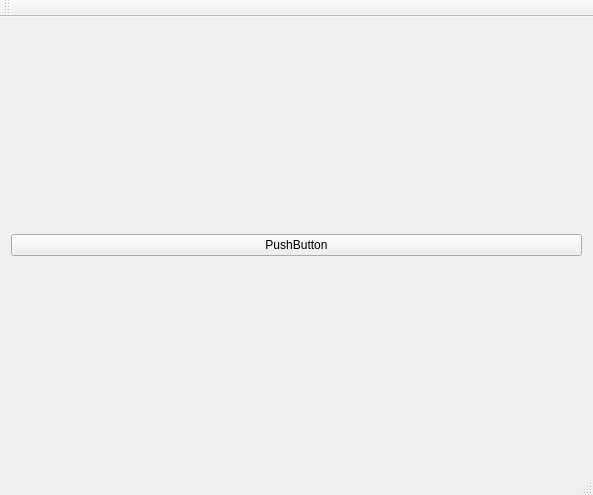
First picture: the form in it3105/project3/mainwindow.ui, repository fredrikpe/it3105, before the edit.
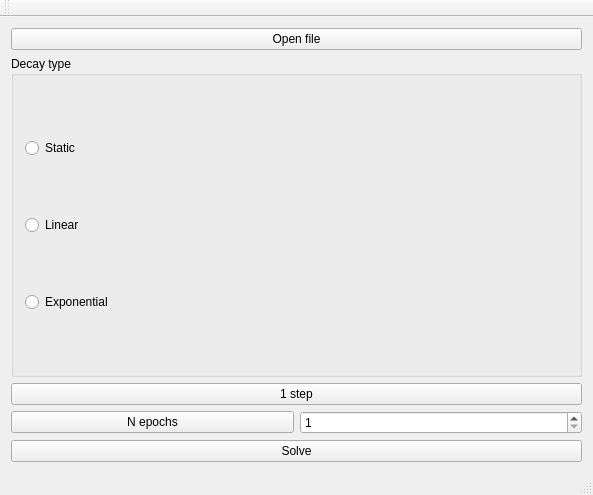
Second picture: the form after the edit.

The edit to the form file:
```diff
--- a/it3105/project3/mainwindow.ui
+++ b/it3105/project3/mainwindow.ui
@@ -18,11 +18,86 @@
     <item>
      <layout class="QHBoxLayout" name="mainLayout">
       <item>
-       <widget class="QPushButton" name="nextIterationButton">
-        <property name="text">
-         <string>PushButton</string>
-        </property>
-       </widget>
+       <layout class="QVBoxLayout" name="verticalLayout_2">
+        <item>
+         <widget class="QPushButton" name="openFileButton">
+          <property name="text">
+           <string>Open file</string>
+          </property>
+         </widget>
+        </item>
+        <item>
+         <widget class="QGroupBox" name="groupBox">
+          <property name="title">
+           <string>Decay type</string>
+          </property>
+          <layout class="QVBoxLayout" name="verticalLayout_3">
+           <item>
+            <widget class="QRadioButton" name="staticButton">
+             <property name="text">
+              <string>Static</string>
+             </property>
+            </widget>
+           </item>
+           <item>
+            <widget class="QRadioButton" name="linearButton">
+             <property name="text">
+              <string>Linear</string>
+             </property>
+            </widget>
+           </item>
+           <item>
+            <widget class="QRadioButton" name="exponentialButton">
+             <property name="text">
+              <string>Exponential</string>
+             </property>
+            </widget>
+           </item>
+          </layout>
+         </widget>
+        </item>
+        <item>
+         <widget class="QPushButton" name="oneStepButton">
+          <property name="text">
+           <string>1 step</string>
+          </property>
+         </widget>
+        </item>
+        <item>
+         <layout class="QHBoxLayout" name="horizontalLayout">
+          <item>
+           <widget class="QPushButton" name="nEpochsButton">
+            <property name="text">
+             <string>N epochs</string>
+            </property>
+           </widget>
+          </item>
+          <item>
+           <widget class="QSpinBox" name="nEpochsSpinBox">
+            <property name="minimum">
+             <number>1</number>
+            </property>
+            <property name="maximum">
+             <number>100</number>
+            </property>
+            <property name="singleStep">
+             <number>1</number>
+            </property>
+            <property name="value">
+             <number>1</number>
+            </property>
+           </widget>
+          </item>
+         </layout>
+        </item>
+        <item>
+         <widget class="QPushButton" name="solveButton">
+          <property name="text">
+           <string>Solve</string>
+          </property>
+         </widget>
+        </item>
+       </layout>
       </item>
      </layout>
     </item>
```
